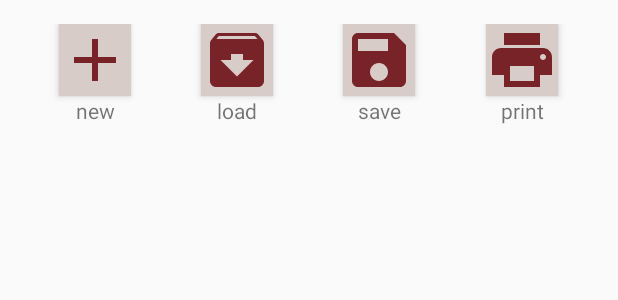
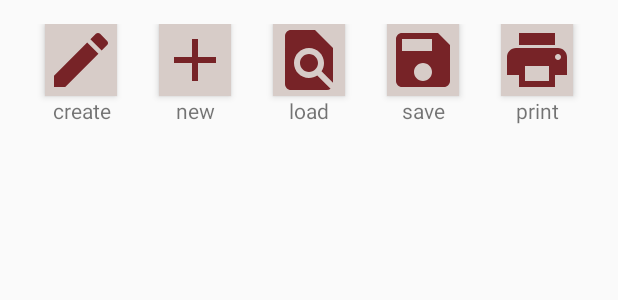
Before and after one commit to Angello-27/Plotter, an Android app: the layout content_palette.xml on its own in the app's theme, with its tools: preview values and no code run, on a phone screen of 412 x 824 dp. Shown: the top 300 px of the screen. Run offline under Robolectric (Android 15) with nearby library versions, the phone set to English and light mode, and no system bars.

Commit message:
estructurando el proyecto

```diff
--- a/app/src/main/res/drawable/ic_archive_black_24dp.xml
+++ /dev/null
@@ -1,5 +0,0 @@
-<vector android:height="48dp" android:tint="#772327"
-    android:viewportHeight="24.0" android:viewportWidth="24.0"
-    android:width="48dp" xmlns:android="http://schemas.android.com/apk/res/android">
-    <path android:fillColor="#FF000000" android:pathData="M20.54,5.23l-1.39,-1.68C18.88,3.21 18.47,3 18,3H6c-0.47,0 -0.88,0.21 -1.16,0.55L3.46,5.23C3.17,5.57 3,6.02 3,6.5V19c0,1.1 0.9,2 2,2h14c1.1,0 2,-0.9 2,-2V6.5c0,-0.48 -0.17,-0.93 -0.46,-1.27zM12,17.5L6.5,12H10v-2h4v2h3.5L12,17.5zM5.12,5l0.81,-1h12l0.94,1H5.12z"/>
-</vector>
--- /dev/null
+++ b/app/src/main/res/drawable/ic_create_black_24dp.xml
@@ -0,0 +1,5 @@
+<vector android:height="48dp" android:tint="#772327"
+    android:viewportHeight="24.0" android:viewportWidth="24.0"
+    android:width="48dp" xmlns:android="http://schemas.android.com/apk/res/android">
+    <path android:fillColor="#FF000000" android:pathData="M3,17.25V21h3.75L17.81,9.94l-3.75,-3.75L3,17.25zM20.71,7.04c0.39,-0.39 0.39,-1.02 0,-1.41l-2.34,-2.34c-0.39,-0.39 -1.02,-0.39 -1.41,0l-1.83,1.83 3.75,3.75 1.83,-1.83z"/>
+</vector>
--- /dev/null
+++ b/app/src/main/res/drawable/ic_find_in_page_black_24dp.xml
@@ -0,0 +1,5 @@
+<vector android:height="48dp" android:tint="#772327"
+    android:viewportHeight="24.0" android:viewportWidth="24.0"
+    android:width="48dp" xmlns:android="http://schemas.android.com/apk/res/android">
+    <path android:fillColor="#FF000000" android:pathData="M20,19.59V8l-6,-6H6c-1.1,0 -1.99,0.9 -1.99,2L4,20c0,1.1 0.89,2 1.99,2H18c0.45,0 0.85,-0.15 1.19,-0.4l-4.43,-4.43c-0.8,0.52 -1.74,0.83 -2.76,0.83 -2.76,0 -5,-2.24 -5,-5s2.24,-5 5,-5 5,2.24 5,5c0,1.02 -0.31,1.96 -0.83,2.75L20,19.59zM9,13c0,1.66 1.34,3 3,3s3,-1.34 3,-3 -1.34,-3 -3,-3 -3,1.34 -3,3z"/>
+</vector>
--- a/app/src/main/res/layout/content_palette.xml
+++ b/app/src/main/res/layout/content_palette.xml
@@ -4,6 +4,28 @@
     android:layout_height="wrap_content"
     android:orientation="horizontal"
     android:padding="@dimen/margen">
+
+    <LinearLayout
+        android:layout_width="0dp"
+        android:layout_height="wrap_content"
+        android:layout_weight="1"
+        android:orientation="vertical">
+
+        <androidx.appcompat.widget.AppCompatImageButton
+            android:id="@+id/image_create"
+            android:layout_width="wrap_content"
+            android:layout_height="wrap_content"
+            android:layout_gravity="center"
+            android:background="@color/colorBackground"
+            android:elevation="3dp"
+            android:src="@drawable/ic_create_black_24dp" />
+
+        <androidx.appcompat.widget.AppCompatTextView
+            android:layout_width="match_parent"
+            android:layout_height="wrap_content"
+            android:text="@string/item_palette_crear"
+            android:textAlignment="center" />
+    </LinearLayout>
 
     <LinearLayout
         android:layout_width="0dp"
@@ -40,7 +62,7 @@
             android:layout_gravity="center"
             android:background="@color/colorBackground"
             android:elevation="3dp"
-            android:src="@drawable/ic_archive_black_24dp" />
+            android:src="@drawable/ic_find_in_page_black_24dp" />
 
         <androidx.appcompat.widget.AppCompatTextView
             android:layout_width="match_parent"
--- a/app/src/main/res/values/strings.xml
+++ b/app/src/main/res/values/strings.xml
@@ -1,7 +1,13 @@
 <resources>
     <string name="app_name">Plotter</string>
+
     <string name="item_palette_nuevo">new</string>
     <string name="item_palette_cargar">load</string>
+    <string name="item_palette_crear">create</string>
     <string name="item_palette_guardar">save</string>
     <string name="item_palette_imprimir">print</string>
+
+    <string name="button_open">abierto</string>
+    <string name="button_closed">cerrado</string>
+
 </resources>
```
Also changed, not shown: app/src/main/java/com/topicos/development/plotter/MainActivity.java (+20 -7 lines), app/src/main/java/com/topicos/development/plotter/model/Figura.java (added, +20 -0 lines), app/src/main/java/com/topicos/development/plotter/model/Punto.java (+6 -6 lines), app/src/main/java/com/topicos/development/plotter/utils/Lienzo.java (+4 -6 lines), app/src/main/res/layout/activity_main.xml (+34 -5 lines).
